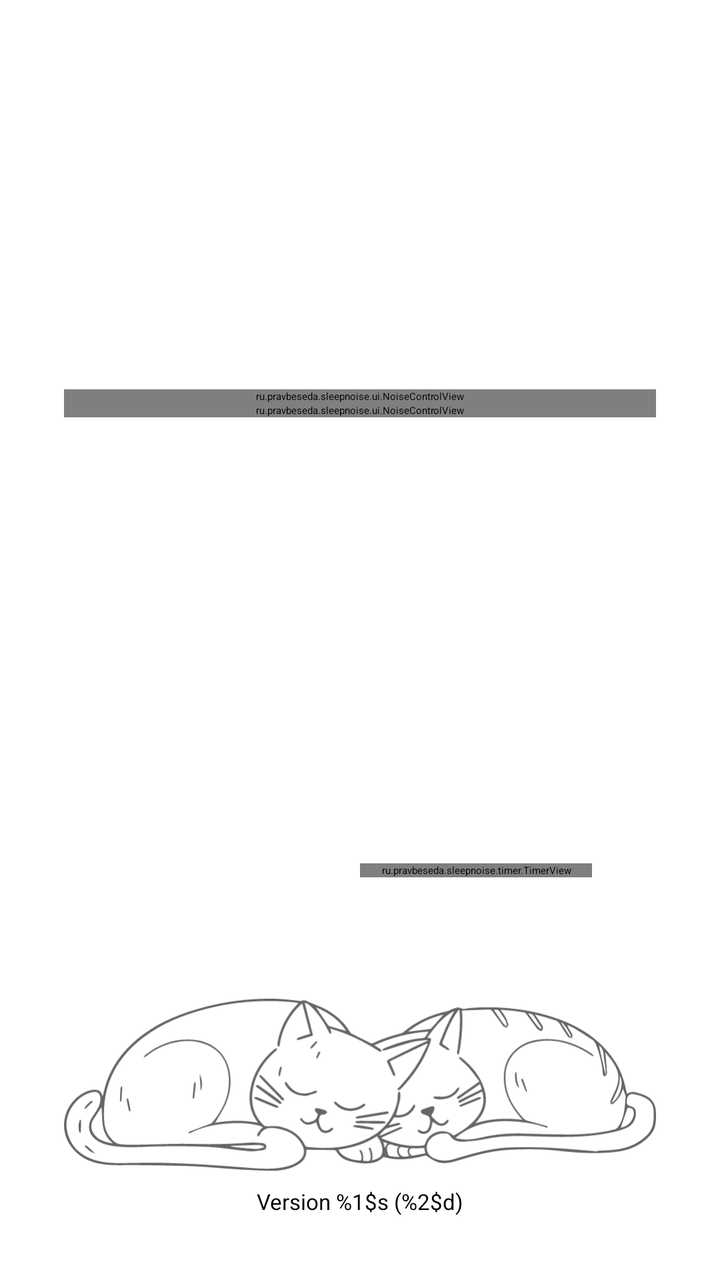
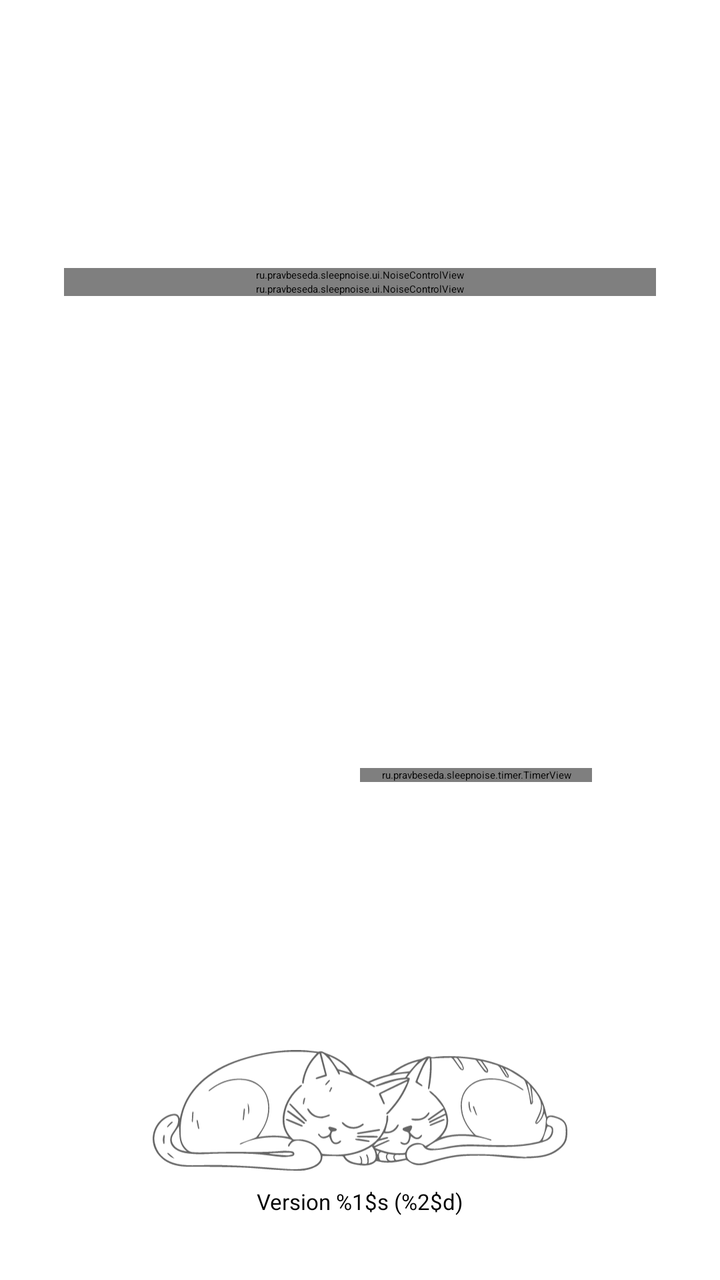

An Android layout rendered at two revisions. The XML below is the earlier revision; the diff shows what the commit changed to produce the second picture.
<!-- AndroidManifest.xml: application theme Theme.SleepNoise.Splash -->
<!-- res/layout/activity_main.xml -->
<?xml version="1.0" encoding="utf-8"?>
<androidx.constraintlayout.widget.ConstraintLayout
    xmlns:android="http://schemas.android.com/apk/res/android"
    xmlns:app="http://schemas.android.com/apk/res-auto"
    android:layout_width="match_parent"
    android:layout_height="match_parent"
    android:fitsSystemWindows="true"
    android:padding="32dp">

    <ScrollView
        android:id="@+id/noiseScroll"
        android:layout_width="0dp"
        android:layout_height="0dp"
        android:layout_marginBottom="@dimen/screen_block_spacing"
        android:fillViewport="true"
        app:layout_constraintTop_toTopOf="parent"
        app:layout_constraintBottom_toTopOf="@id/playTimerContainer"
        app:layout_constraintStart_toStartOf="parent"
        app:layout_constraintEnd_toEndOf="parent">

        
        <LinearLayout
            android:layout_width="match_parent"
            android:layout_height="wrap_content"
            android:orientation="vertical"
            android:gravity="center">

            <ru.pravbeseda.sleepnoise.ui.NoiseControlView
                android:id="@+id/pinkNoiseControl"
                android:layout_width="match_parent"
                android:layout_height="wrap_content"/>

            <ru.pravbeseda.sleepnoise.ui.NoiseControlView
                android:id="@+id/brownNoiseControl"
                android:layout_width="match_parent"
                android:layout_height="wrap_content"/>

            
            <LinearLayout
                android:id="@+id/noiseLabContainer"
                android:layout_width="match_parent"
                android:layout_height="wrap_content"
                android:orientation="vertical"
                android:gravity="center_horizontal"
                android:visibility="gone"/>
        </LinearLayout>
    </ScrollView>

    <LinearLayout
        android:id="@+id/playTimerContainer"
        android:layout_width="0dp"
        android:layout_height="wrap_content"
        android:layout_marginBottom="@dimen/screen_block_spacing"
        android:baselineAligned="false"
        android:orientation="horizontal"
        android:gravity="center"
        app:layout_constraintBottom_toTopOf="@id/cats"
        app:layout_constraintStart_toStartOf="parent"
        app:layout_constraintEnd_toEndOf="parent">

        <LinearLayout
            android:layout_width="0dp"
            android:layout_height="wrap_content"
            android:layout_weight="1"
            android:gravity="center"
            android:orientation="vertical">

            
            <ImageButton
                android:id="@+id/playButton"
                android:layout_width="@dimen/play_button_size"
                android:layout_height="@dimen/play_button_size"
                android:background="@drawable/play_button_background"
                android:contentDescription="@string/play_button"
                android:padding="@dimen/play_button_padding"
                android:scaleType="fitCenter"
                android:src="@drawable/ic_play"
                app:tint="@android:color/white"
                android:layout_gravity="center"/>
        </LinearLayout>

        
        <LinearLayout
            android:layout_width="0dp"
            android:layout_height="wrap_content"
            android:layout_weight="1"
            android:gravity="center"
            android:orientation="vertical"
            android:paddingStart="0dp"
            android:paddingEnd="@dimen/content_horizontal_inset">

            <ru.pravbeseda.sleepnoise.timer.TimerView
                android:id="@+id/timerView"
                android:layout_width="match_parent"
                android:layout_height="wrap_content"/>
        </LinearLayout>
    </LinearLayout>

    
    <ImageView
        android:id="@+id/cats"
        android:layout_width="0dp"
        android:layout_height="0dp"
        app:layout_constraintDimensionRatio="H,585.62:170.1"
        android:scaleType="fitCenter"
        android:src="@drawable/cats"
        app:layout_constraintBottom_toTopOf="@id/version_text"
        app:layout_constraintStart_toStartOf="parent"
        app:layout_constraintEnd_toEndOf="parent"/>

    <TextView
        android:id="@+id/version_text"
        android:layout_width="wrap_content"
        android:layout_height="wrap_content"
        android:text="@string/version"
        android:textSize="11sp"
        android:paddingTop="8dp"
        app:layout_constraintBottom_toBottomOf="parent"
        app:layout_constraintStart_toStartOf="parent"
        app:layout_constraintEnd_toEndOf="parent"/>

</androidx.constraintlayout.widget.ConstraintLayout>
<!-- resources referenced by this layout -->
<resources>
  <dimen name="content_horizontal_inset">32dp</dimen>
  <dimen name="play_button_padding">12dp</dimen>
  <dimen name="play_button_size">56dp</dimen>
  <dimen name="screen_block_spacing">24dp</dimen>
  <!-- drawable cats: vector/xml drawable (drawable, 22311 chars, omitted) -->
  <!-- drawable ic_play (drawable) -->
  <vector xmlns:android="http://schemas.android.com/apk/res/android"
      android:width="48dp"
      android:height="48dp"
      android:viewportWidth="24"
      android:viewportHeight="24"
      android:tint="?attr/colorOnPrimary">
      <path
          android:fillColor="@android:color/white"
          android:pathData="M8,5v14l11,-7z"/>
  </vector>
  <!-- drawable play_button_background (drawable) -->
  <?xml version="1.0" encoding="utf-8"?>
  <ripple xmlns:android="http://schemas.android.com/apk/res/android"
      android:color="?attr/colorControlHighlight">
      <item>
          <shape android:shape="oval">
              <solid android:color="?attr/colorAccent"/>
          </shape>
      </item>
  </ripple>
  <string name="play_button">Play</string>
  <string name="version">Version %1$s (%2$d)</string>
  <style name="Theme.SleepNoise.Splash" parent="@style/Theme.SplashScreen">
          <item name="windowSplashScreenAnimatedIcon">@mipmap/ic_launcher</item>
          <item name="windowSplashScreenBackground">@color/splash_background</item>
          <item name="postSplashScreenTheme">@style/Theme.SleepNoise.System</item>
      </style>
  <color name="splash_background">#430985</color>
  <style name="Theme.SleepNoise.System" parent="Theme.AppCompat.DayNight.DarkActionBar">
          <item name="colorAccent">@color/colorAccent</item>
          <item name="colorControlNormal">@color/colorControlNormal</item>
          <item name="colorOnPrimary">@color/colorOnPrimary</item>
      </style>
  <color name="colorAccent">#7E57C2</color>
  <color name="colorControlNormal">#222222</color>
  <color name="colorOnPrimary">#000000</color>
</resources>

<!-- the commit's change to res/layout/activity_main.xml (unified diff, before → after) -->
@@ -7,6 +7,14 @@
     android:fitsSystemWindows="true"
     android:padding="32dp">
 
+    
+    <androidx.constraintlayout.widget.Guideline
+        android:id="@+id/rowsBottom"
+        android:layout_width="wrap_content"
+        android:layout_height="wrap_content"
+        android:orientation="horizontal"
+        app:layout_constraintGuide_percent="@dimen/rows_bottom_percent"/>
+
     <ScrollView
         android:id="@+id/noiseScroll"
         android:layout_width="0dp"
@@ -14,7 +22,7 @@
         android:layout_marginBottom="@dimen/screen_block_spacing"
         android:fillViewport="true"
         app:layout_constraintTop_toTopOf="parent"
-        app:layout_constraintBottom_toTopOf="@id/playTimerContainer"
+        app:layout_constraintBottom_toTopOf="@id/rowsBottom"
         app:layout_constraintStart_toStartOf="parent"
         app:layout_constraintEnd_toEndOf="parent">
 
@@ -54,6 +62,7 @@
         android:baselineAligned="false"
         android:orientation="horizontal"
         android:gravity="center"
+        app:layout_constraintTop_toTopOf="@id/rowsBottom"
         app:layout_constraintBottom_toTopOf="@id/cats"
         app:layout_constraintStart_toStartOf="parent"
         app:layout_constraintEnd_toEndOf="parent">
@@ -101,6 +110,8 @@
         android:id="@+id/cats"
         android:layout_width="0dp"
         android:layout_height="0dp"
+        app:layout_constraintWidth_default="percent"
+        app:layout_constraintWidth_percent="0.7"
         app:layout_constraintDimensionRatio="H,585.62:170.1"
         android:scaleType="fitCenter"
         android:src="@drawable/cats"
<!-- resource entries referenced after the edit -->
@@ -3,6 +3,7 @@
   <dimen name="content_horizontal_inset">32dp</dimen>
   <dimen name="play_button_padding">12dp</dimen>
   <dimen name="play_button_size">56dp</dimen>
+  <item name="rows_bottom_percent" format="float" type="dimen">0.62</item>
   <dimen name="screen_block_spacing">24dp</dimen>
   <!-- drawable cats: vector/xml drawable (drawable, 22311 chars, omitted) -->
   <!-- drawable ic_play (drawable) -->
